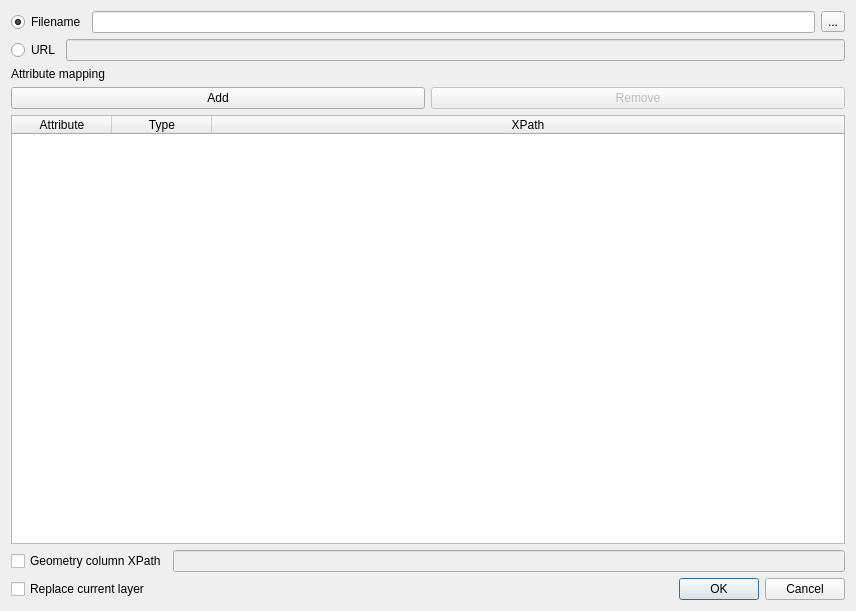
Above: qgis_complex_features/creation_dialog.ui from BRGM/gml_application_schema_toolbox before the change. Below: the same form after it.
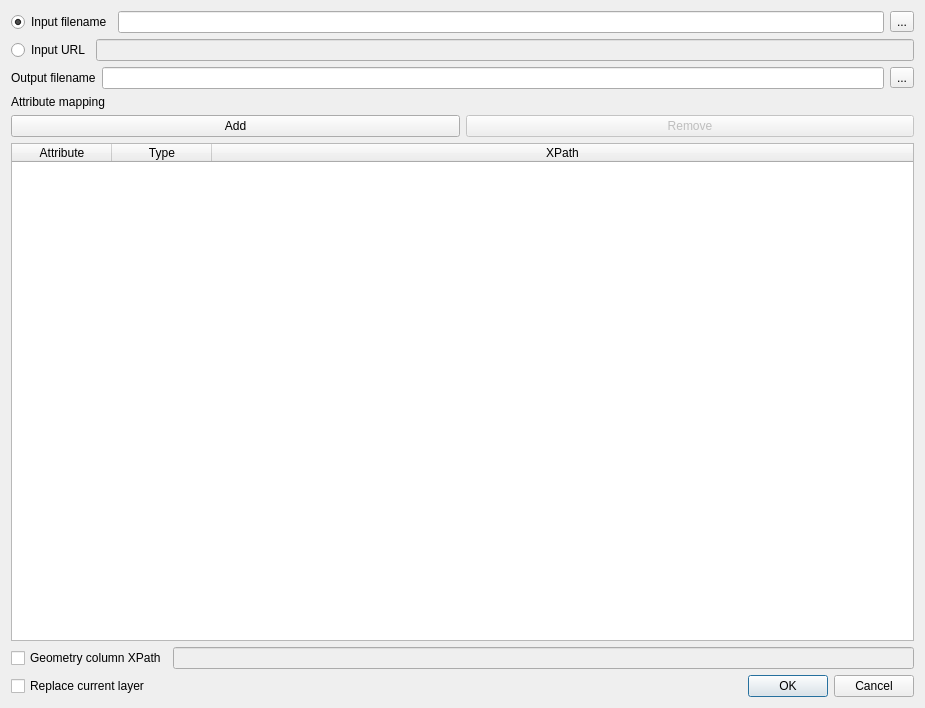
That is the form after the change.

Commit message: Add a button to specify the output file name

What changed in the file:
```diff
--- a/qgis_complex_features/creation_dialog.ui
+++ b/qgis_complex_features/creation_dialog.ui
@@ -6,8 +6,8 @@
    <rect>
     <x>0</x>
     <y>0</y>
-    <width>856</width>
-    <height>611</height>
+    <width>925</width>
+    <height>708</height>
    </rect>
   </property>
   <property name="windowTitle">
@@ -19,7 +19,7 @@
      <item>
       <widget class="QRadioButton" name="filenameRadio">
        <property name="text">
-        <string>Filename</string>
+        <string>Input filename</string>
        </property>
        <property name="checked">
         <bool>true</bool>
@@ -43,7 +43,7 @@
      <item>
       <widget class="QRadioButton" name="urlRadio">
        <property name="text">
-        <string>URL</string>
+        <string>Input URL</string>
        </property>
       </widget>
      </item>
@@ -56,6 +56,27 @@
      </item>
     </layout>
    </item>
+   <item>
+    <layout class="QHBoxLayout" name="horizontalLayout_6">
+     <item>
+      <widget class="QLabel" name="label_2">
+       <property name="text">
+        <string>Output filename</string>
+       </property>
+      </widget>
+     </item>
+     <item>
+      <widget class="QLineEdit" name="outFilenameText"/>
+     </item>
+     <item>
+      <widget class="QToolButton" name="browseOutButton">
+       <property name="text">
+        <string>...</string>
+       </property>
+      </widget>
+     </item>
+    </layout>
+   </item>
    <item>
     <widget class="QLabel" name="label">
      <property name="text">
```
The commit also changes 3 other files.
